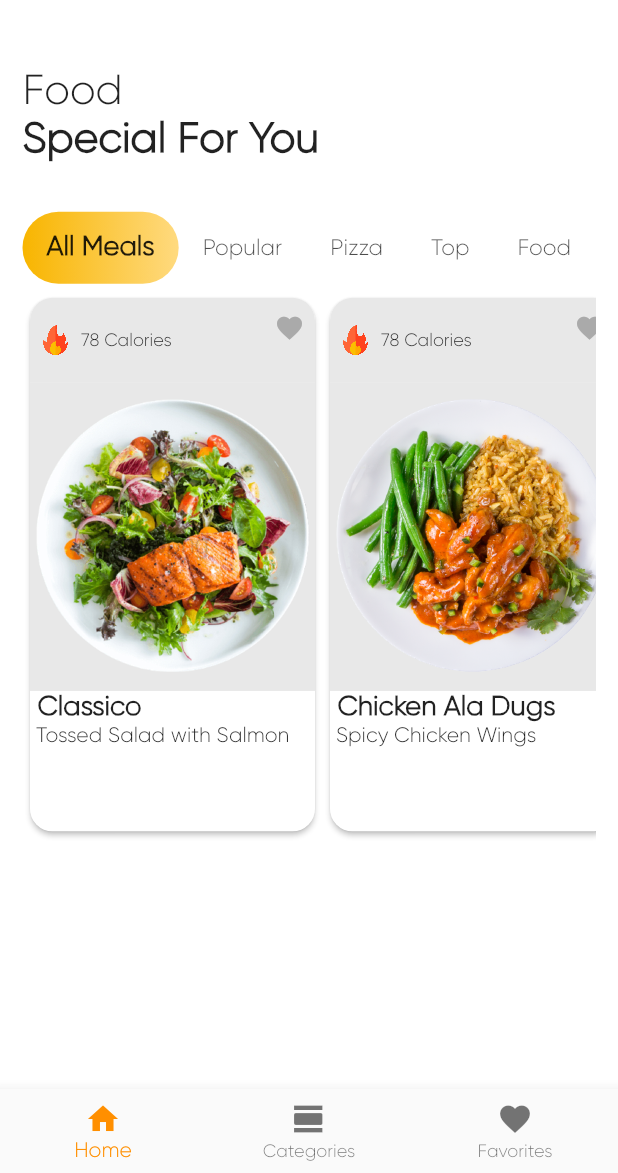
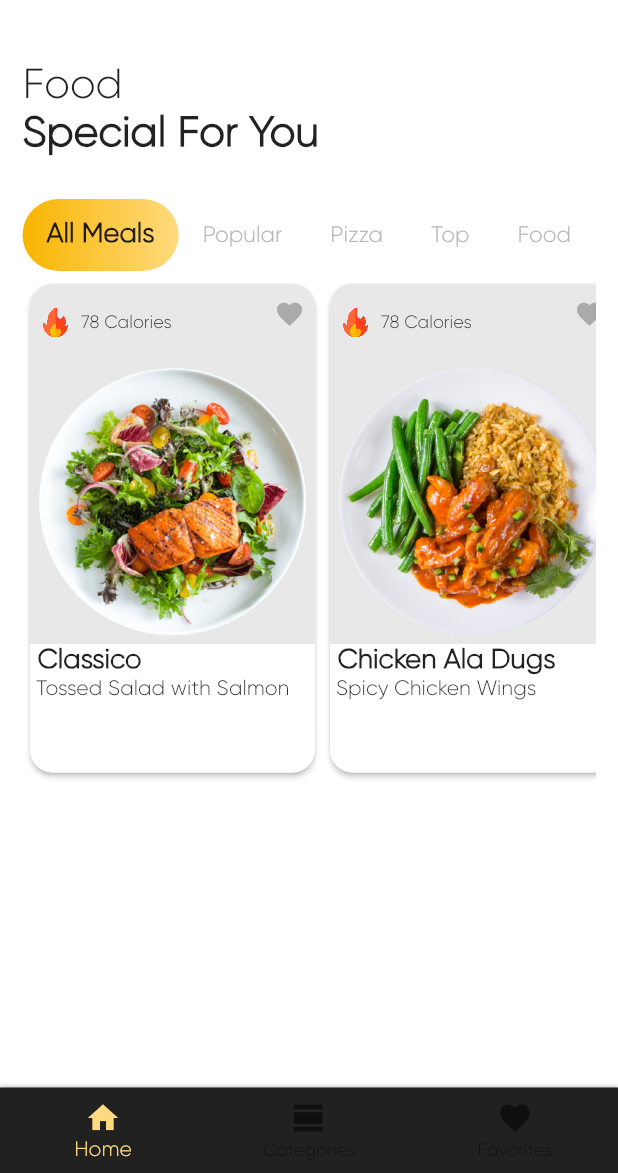
Before and after one commit to kingcong11/FlutterApp3, a Flutter app: the screen it shows after launch, on a phone screen of 412 x 824 dp, the part 63-1236 px from its top. Run offline on Flutter 3.47's test engine with Material 2 defaults, Android fonts, the phone set to English and light mode, and no system bars; missing offline and left inert: gradient_text.

Commit message:
Bottom Navigation Bar Layout
*Bottom navigation bar fixed and optimized

```diff
--- a/lib/main.dart
+++ b/lib/main.dart
@@ -2,10 +2,12 @@ import 'dart:ui';
 import 'package:flutter/material.dart';
 
 /* Screens */
-import 'screens/homepage_screen.dart';
+import './screens/navigation_screen.dart';
+import './screens/homepage_screen.dart';
 import './screens/categories_screen.dart';
 import './screens/category_meals_screen.dart';
 import './screens/meal_details_screen.dart';
+import 'screens/favorites_screen.dart';
 
 
 void main() {
@@ -36,7 +38,9 @@ class MyApp extends StatelessWidget {
       ),
       debugShowCheckedModeBanner: false,
       routes: {
-        '/': (ctx) => MyHomePage(),
+        '/': (ctx) => NavigationScreen(),
+        MyHomePage.routeName: (ctx) => MyHomePage(),
+        FavoritesScreen.routeName: (ctx) => FavoritesScreen(),
         CategoriesScreen.routeName: (ctx) => CategoriesScreen(),
         CategoryMealsScreen.routeName: (ctx) => CategoryMealsScreen(),
         MealDetailsScreen.routeName: (ctx) => MealDetailsScreen(),
--- a/lib/screens/categories_screen.dart
+++ b/lib/screens/categories_screen.dart
@@ -9,26 +9,8 @@ class CategoriesScreen extends StatelessWidget {
   static const routeName = '/category';
   @override
   Widget build(BuildContext context) {
-    return Scaffold(
-      appBar: AppBar(
-        // leading: Icon(
-        //   Icons.menu,
-        //   size: 30,
-        // ),
-        title: Text('HappyTummy!'),
-        actions: [
-          IconButton(
-            icon: Icon(
-              Icons.search,
-              size: 26,
-            ),
-            onPressed: () {},
-          )
-        ],
-        elevation: 0,
-        centerTitle: true,
-      ),
-      body: GridView(
+    return SafeArea(
+      child: GridView(
         padding: const EdgeInsets.all(25),
         gridDelegate: SliverGridDelegateWithMaxCrossAxisExtent(
           maxCrossAxisExtent: 200,
--- /dev/null
+++ b/lib/screens/favorites_screen.dart
@@ -0,0 +1,24 @@
+import 'package:flutter/material.dart';
+
+class FavoritesScreen extends StatelessWidget {
+  /* Properties */
+  static const routeName = '/favorites';
+  final double availableContentSize;
+
+  FavoritesScreen({this.availableContentSize});
+
+  @override
+  Widget build(BuildContext context) {
+    return SafeArea(
+      child: SingleChildScrollView(
+        child: Column(children: [
+          Container(
+            color: Colors.grey,
+            width: double.infinity,
+            height: availableContentSize * 1,
+          ),
+        ]),
+      ),
+    );
+  }
+}
--- a/lib/screens/homepage_screen.dart
+++ b/lib/screens/homepage_screen.dart
@@ -4,58 +4,18 @@ import 'package:flutter/material.dart';
 import '../widgets/homepage_heading.dart';
 import '../widgets/meal_card.dart';
 
-class MyHomePage extends StatefulWidget {
-  @override
-  _MyHomePageState createState() => _MyHomePageState();
-}
+class MyHomePage extends StatelessWidget {
+  /* Properties */
+  static const routeName = '/home';
+  final double availableContentSize;
 
-class _MyHomePageState extends State<MyHomePage> {
-  int _selectedIndex = 0;
-
-  void _onItemTapped(int index) {
-    setState(() {
-      _selectedIndex = index;
-    });
-    Navigator.of(context).pushNamed('/category');
-  }
-
-  /* Builder */
-  Widget _appbarBuilder() {
-    return AppBar(
-      leading: Icon(
-        Icons.menu,
-        size: 30,
-      ),
-      title: Text('HappyTummy!'),
-      actions: [
-        IconButton(
-          icon: Icon(
-            Icons.search,
-            size: 26,
-          ),
-          onPressed: () {},
-        )
-      ],
-      elevation: 0,
-      centerTitle: true,
-    );
-  }
-
-  /* Getters */
-  double _getRemainingContent(MediaQueryData _mediaQuery, AppBar appbar) {
-    return (_mediaQuery.size.height -
-        (appbar.preferredSize.height + _mediaQuery.padding.top));
-  }
+  MyHomePage({this.availableContentSize});
 
   @override
   Widget build(BuildContext context) {
-    final _mediaQuery = MediaQuery.of(context);
-    final appbar = _appbarBuilder();
-    final _availableContentSize = _getRemainingContent(_mediaQuery, appbar);
+    final _availableContentSize = availableContentSize;
 
-    return Scaffold(
-      appBar: appbar,
-      body: SafeArea(
+    return SafeArea(
       child: SingleChildScrollView(
         child: Column(
           children: [
@@ -63,7 +23,6 @@ class _MyHomePageState extends State<MyHomePage> {
               height: _availableContentSize * .15,
               margin: EdgeInsets.symmetric(horizontal: 15, vertical: 4),
               child: HomepageHeading(),
-                // color: Colors.blue[300],
             ),
             Container(
               height: _availableContentSize * .55,
@@ -86,6 +45,7 @@ class _MyHomePageState extends State<MyHomePage> {
                           fontWeight: FontWeight.w600,
                         ),
                         unselectedLabelStyle: TextStyle(fontSize: 15),
+                        unselectedLabelColor: Color(0xFFb7b7b7),
                         tabs: [
                           Tab(
                             child: Container(
@@ -134,31 +94,6 @@ class _MyHomePageState extends State<MyHomePage> {
           ],
         ),
       ),
-      ),
-      bottomNavigationBar: Stack(
-        children: [
-          BottomNavigationBar(
-            items: const <BottomNavigationBarItem>[
-              BottomNavigationBarItem(
-                icon: Icon(Icons.home),
-                label: 'Home',
-              ),
-              BottomNavigationBarItem(
-                icon: Icon(Icons.view_day),
-                label: 'Categories',
-              ),
-              BottomNavigationBarItem(
-                icon: Icon(Icons.favorite),
-                label: 'Favorites',
-              ),
-            ],
-            currentIndex: _selectedIndex,
-            selectedItemColor: Colors.amber[800],
-            onTap: _onItemTapped,
-          )
-        ],
-      ),
-      backgroundColor: Colors.white,
     );
   }
 }
--- /dev/null
+++ b/lib/screens/navigation_screen.dart
@@ -0,0 +1,105 @@
+import 'package:flutter/material.dart';
+import 'package:lets_eat/screens/categories_screen.dart';
+import 'package:lets_eat/screens/favorites_screen.dart';
+import 'package:lets_eat/screens/homepage_screen.dart';
+
+class NavigationScreen extends StatefulWidget {
+  @override
+  _NavigationScreenState createState() => _NavigationScreenState();
+}
+
+class _NavigationScreenState extends State<NavigationScreen> {
+  /* Properties */
+  var _selectedPageIndex = 0;
+  final double _btmNavBarSize = 57;
+
+  /* Methods */
+  void _selectPageIndex(int index) {
+    setState(() => _selectedPageIndex = index);
+  }
+
+  /* Builders */
+  Widget _appbarBuilder() {
+    return AppBar(
+      leading: Icon(
+        Icons.menu,
+        size: 30,
+      ),
+      title: Text('HappyTummy!'),
+      actions: [
+        IconButton(
+          icon: Icon(
+            Icons.search,
+            size: 26,
+          ),
+          onPressed: () {},
+        )
+      ],
+      elevation: 0,
+      centerTitle: true,
+    );
+  }
+
+  Widget _bottomNavBarBuilder() {
+    return SizedBox(
+      height: _btmNavBarSize,
+      child: Container(
+        decoration: BoxDecoration(
+          boxShadow: [
+            BoxShadow(
+              color: Colors.black45,
+              blurRadius: 2
+            )
+          ]
+        ),
+        child: BottomNavigationBar(
+          items: [
+            const BottomNavigationBarItem(
+              icon: Icon(Icons.home),
+              label: 'Home',
+            ),
+            const BottomNavigationBarItem(
+              icon: Icon(Icons.view_day),
+              label: 'Categories',
+            ),
+            const BottomNavigationBarItem(
+              icon: Icon(Icons.favorite),
+              label: 'Favorites',
+            ),
+          ],
+          currentIndex: _selectedPageIndex,
+          onTap: _selectPageIndex,
+          selectedItemColor: Theme.of(context).accentColor,
+          backgroundColor: Colors.grey[900],
+        ),
+      ),
+    );
+  }
+
+  /* Getters */
+  double _usedScaffoldContentSize(MediaQueryData _mediaQuery, AppBar appbar) {
+    return (_mediaQuery.size.height -(appbar.preferredSize.height + _mediaQuery.padding.top + _btmNavBarSize));
+  }
+
+  @override
+  Widget build(BuildContext context) {
+    final _mediaQuery = MediaQuery.of(context);
+    final _appbar = _appbarBuilder();
+    final _bottomNavBar = _bottomNavBarBuilder();
+    final _availableContentSize =
+        _usedScaffoldContentSize(_mediaQuery, _appbar);
+
+    final List<Map<String, Object>> _pages = [
+      {'page': MyHomePage(availableContentSize: _availableContentSize), 'pageTitle': 'HappyTummy!'},
+      {'page': CategoriesScreen(), 'pageTitle': 'Categories'},
+      {'page': FavoritesScreen(availableContentSize: _availableContentSize),'pageTitle': 'Favorites'},
+    ];
+
+    return Scaffold(
+      appBar: _appbar,
+      body: _pages[_selectedPageIndex]['page'],
+      bottomNavigationBar: _bottomNavBar,
+      backgroundColor: Colors.white,
+    );
+  }
+}
```
Lines whose indentation alone changed are shown as unchanged.
